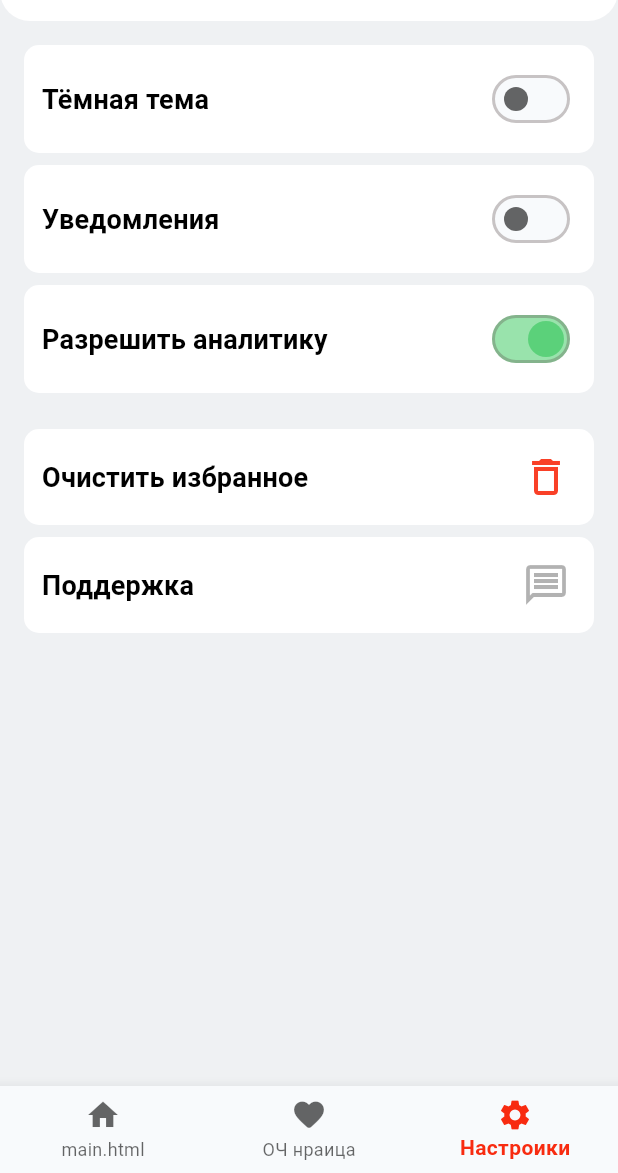
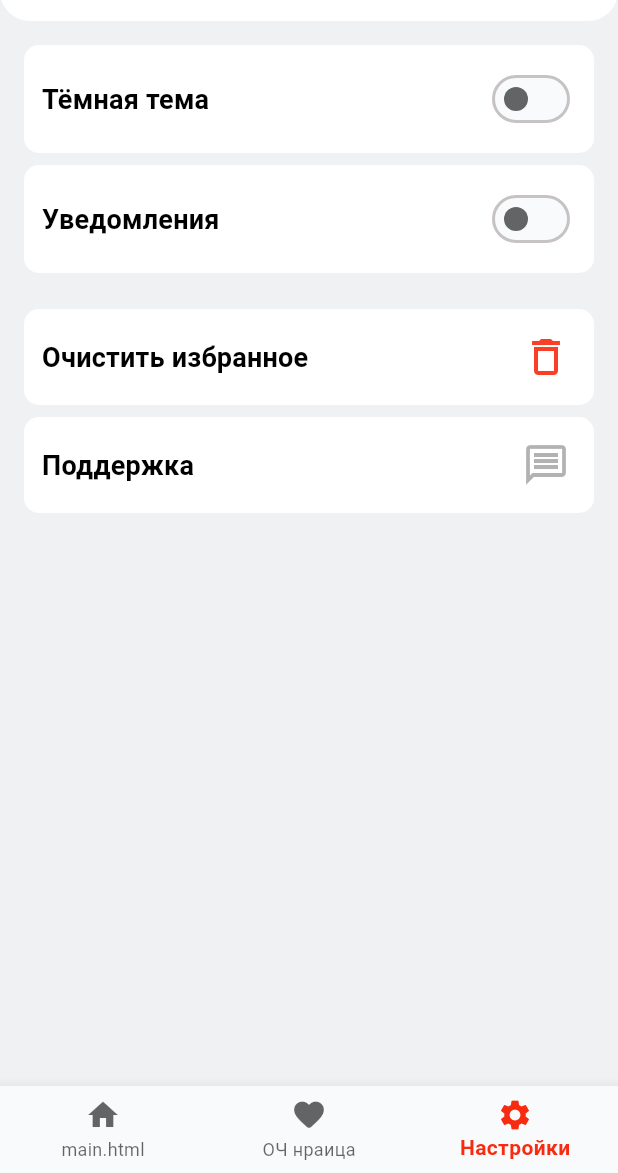
Before and after one commit to renz1k/category_b, a Flutter app: the SettingsScreen screen opened by its route, on a phone screen of 412 x 824 dp, the part 63-1236 px from its top. Run offline on Flutter 3.47's test engine with Material 3 defaults, Android fonts, the phone set to English and light mode, and no system bars; our stand-ins replace auto_route, bloc, dio, equatable, firebase_core, firebase_messaging and 10 more; accounts and stored records are empty; statements that could not run were skipped.

Commit message:
refactor: continue extracting texts and settings ui constants

```diff
--- a/lib/core/services/show_message_service.dart
+++ b/lib/core/services/show_message_service.dart
@@ -1,6 +1,7 @@
 import 'dart:async';
 
 import 'package:category_b/core/constants/app_constants.dart';
+import 'package:category_b/core/texts/app_texts.dart';
 import 'package:category_b/ui/theme/theme.dart';
 import 'package:flutter/cupertino.dart';
 import 'package:flutter/material.dart';
@@ -47,7 +48,7 @@ void showMessage(
               Navigator.of(dialogContext).pop();
             },
             child: const Text(
-              'OK',
+              AppTexts.buttonOk,
               style: TextStyle(color: CupertinoColors.activeBlue),
             ),
           ),
--- a/lib/core/texts/app_texts.dart
+++ b/lib/core/texts/app_texts.dart
@@ -1,5 +1,36 @@
 class AppTexts {
   static const shareCopiedFromApp = 'скопировано из приложения category b';
+
+  static const favoritesTitle = 'Избранное';
+  static const favoritesEmptySearch = 'Ничего не найдено';
+  static const favoritesEmptyList = 'Избранных анекдотов нет';
+  static const searchHint = 'Поиск...';
+
+  static const homeTabTitle = 'main.html';
+  static const favoritesTabTitle = 'ОЧ нраица';
+  static const settingsTabTitle = 'Настройки';
+
+  static const settingsScreenTitle = 'Настройки';
+  static const settingsThemeToggleTitle = 'Тёмная тема';
+  static const settingsNotificationsToggleTitle = 'Уведомления';
+  static const settingsSupportTitle = 'Поддержка';
+  static const settingsClearFavoritesTitle = 'Очистить избранное';
+  static const settingsClearFavoritesSuccess = 'Избранное успешно очищено!';
+  static const settingsClearFavoritesErrorPrefix = 'Ошибка очистки: ';
+  static const settingsSupportText = 'Ответим вам быстро!';
+  static const settingsTelegramText = 'Написать в Telegram';
+  static const settingsEmailText = 'Отправить Email';
+  static const settingsConfirmTitle = 'Вы уверены?';
+  static const settingsConfirmBody = 'Это действие не может быть отменено';
+  static const settingsConfirmYes = 'Да';
+  static const settingsConfirmNo = 'Нет';
+
+  static const generateScreenTitle = 'Anekdots B';
+  static const generateButtonText = 'Рандомный анекдот';
+
+  static const addAnekdotTooltip = 'Добавить свой анекдот';
+  static const addAnekdotSuccess = 'Анекдот добавлен!';
+  static const addAnekdotErrorPrefix = 'Ошибка добавления: ';
 
   static const notificationImportantChannelName = 'Важные уведомления';
   static const notificationImportantChannelDescription =
@@ -20,6 +51,7 @@ class AppTexts {
   static const buttonCancel = 'Отмена';
   static const buttonAdd = 'Добавить';
   static const buttonSave = 'Сохранить';
+  static const buttonOk = 'OK';
   static const messageUpdated = 'Анекдот обновлён!';
   static const messageError = 'Ошибка: ';
 }
--- a/lib/feathures/favorites/widgets/add anekdot buttons/add_anekdot_android_button.dart
+++ b/lib/feathures/favorites/widgets/add anekdot buttons/add_anekdot_android_button.dart
@@ -1,3 +1,4 @@
+import 'package:category_b/core/texts/app_texts.dart';
 import 'package:category_b/feathures/favorites/widgets/add%20anekdot%20buttons/show_add_anekdot_dialog.dart';
 import 'package:flutter/material.dart';
 
@@ -10,7 +11,7 @@ class AddAnekdotAndroidButton extends StatelessWidget {
 
     return FloatingActionButton(
       onPressed: () => showAddAnekdotDialog(context),
-      tooltip: 'Добавить свой анекдот',
+      tooltip: AppTexts.addAnekdotTooltip,
       backgroundColor: theme.primaryColor,
       child: const Icon(Icons.add),
     );
--- a/lib/feathures/generate anekdot/widgets/generate_anekdot_button.dart
+++ b/lib/feathures/generate anekdot/widgets/generate_anekdot_button.dart
@@ -1,3 +1,4 @@
+import 'package:category_b/ui/theme/app_theme_tokens.dart';
 import 'package:flutter/material.dart';
 
 class GenerateAnekdotButton extends StatelessWidget {
@@ -19,7 +20,10 @@ class GenerateAnekdotButton extends StatelessWidget {
       child: Row(
         mainAxisAlignment: MainAxisAlignment.center,
         children: [
-          if (icon != null) ...[Icon(icon, size: 24), const SizedBox(width: 8)],
+          if (icon != null) ...[
+            Icon(icon, size: AppThemeTokens.generateButtonIconSize),
+            const SizedBox(width: AppThemeTokens.generateButtonIconSpacing),
+          ],
           Text(text),
         ],
       ),
--- a/lib/feathures/home/view/home_screen.dart
+++ b/lib/feathures/home/view/home_screen.dart
@@ -1,4 +1,5 @@
 import 'package:auto_route/auto_route.dart';
+import 'package:category_b/core/texts/app_texts.dart';
 import 'package:category_b/router/router.dart';
 import 'package:flutter/material.dart';
 
@@ -25,15 +26,15 @@ class HomeScreen extends StatelessWidget {
             items: const [
               BottomNavigationBarItem(
                 icon: Icon(Icons.home),
-                label: 'main.html',
+                label: AppTexts.homeTabTitle,
               ),
               BottomNavigationBarItem(
                 icon: Icon(Icons.favorite_rounded),
-                label: 'ОЧ нраица',
+                label: AppTexts.favoritesTabTitle,
               ),
               BottomNavigationBarItem(
                 icon: Icon(Icons.settings),
-                label: 'Настроики',
+                label: AppTexts.settingsTabTitle,
               ),
             ],
           ),
--- a/lib/feathures/settings/view/settings_screen.dart
+++ b/lib/feathures/settings/view/settings_screen.dart
@@ -4,6 +4,7 @@ import 'package:auto_route/auto_route.dart';
 import 'package:category_b/app/cubit/notifications/notifications_cubit.dart';
 import 'package:category_b/app/cubit/theme/theme_cubit.dart';
 import 'package:category_b/core/services/show_message_service.dart';
+import 'package:category_b/core/texts/app_texts.dart';
 import 'package:category_b/feathures/favorites/bloc/favorite_anekdots_bloc.dart';
 import 'package:category_b/feathures/settings/widgets/confirmation_dialog.dart';
 import 'package:category_b/feathures/settings/widgets/settings_action__card.dart';
@@ -33,7 +34,7 @@ class SettingsScreen extends StatelessWidget {
             scrolledUnderElevation: 0,
             backgroundColor: theme.cardColor,
             surfaceTintColor: Colors.transparent,
-            title: const Text('Настройки'),
+            title: const Text(AppTexts.settingsScreenTitle),
             centerTitle: true,
             elevation: 0,
           ),
@@ -42,7 +43,7 @@ class SettingsScreen extends StatelessWidget {
 
           SliverToBoxAdapter(
             child: SettingsToggleCard(
-              title: 'Тёмная тема',
+              title: AppTexts.settingsThemeToggleTitle,
               value: isDarkTheme,
               onChanged: (value) => _setThemeBrightness(context, value),
             ),
@@ -50,17 +51,9 @@ class SettingsScreen extends StatelessWidget {
 
           SliverToBoxAdapter(
             child: SettingsToggleCard(
-              title: 'Уведомления',
+              title: AppTexts.settingsNotificationsToggleTitle,
               value: isEnabled,
               onChanged: (value) => _toggleNotifications(context, value),
-            ),
-          ),
-
-          SliverToBoxAdapter(
-            child: SettingsToggleCard(
-              title: 'Разрешить аналитику',
-              value: true,
-              onChanged: (value) {},
             ),
           ),
 
@@ -68,7 +61,7 @@ class SettingsScreen extends StatelessWidget {
 
           SliverToBoxAdapter(
             child: SettingsActionCard(
-              title: 'Очистить избранное',
+              title: AppTexts.settingsClearFavoritesTitle,
               iconData: Icons.delete_outline,
               iconColor: theme.primaryColor.withValues(alpha: 0.9),
               onTap: () => _confirmClearFavorites(context),
@@ -77,7 +70,7 @@ class SettingsScreen extends StatelessWidget {
 
           SliverToBoxAdapter(
             child: SettingsActionCard(
-              title: 'Поддержка',
+              title: AppTexts.settingsSupportTitle,
               iconData: Icons.message_outlined,
               onTap: () => _showSupportSheet(context),
             ),
@@ -144,11 +137,15 @@ Future<void> clearFavorites(BuildContext context) async {
     await completer.future;
 
     if (context.mounted) {
-      showMessage(context, 'Избранное успешно очищено!');
+      showMessage(context, AppTexts.settingsClearFavoritesSuccess);
     }
   } on Object catch (e) {
     if (context.mounted) {
-      showMessage(context, 'Ошибка очистки: $e', isError: true);
+      showMessage(
+        context,
+        '${AppTexts.settingsClearFavoritesErrorPrefix}$e',
+        isError: true,
+      );
     }
   }
 }
--- a/lib/feathures/settings/widgets/settings_action__card.dart
+++ b/lib/feathures/settings/widgets/settings_action__card.dart
@@ -1,3 +1,4 @@
+import 'package:category_b/ui/theme/app_theme_tokens.dart';
 import 'package:category_b/ui/widgets/base_container.dart';
 import 'package:flutter/material.dart';
 
@@ -21,9 +22,11 @@ class SettingsActionCard extends StatelessWidget {
     return GestureDetector(
       onTap: onTap,
       child: Padding(
-        padding: const EdgeInsets.symmetric(horizontal: 16).copyWith(bottom: 8),
+        padding: AppThemeTokens.paddingSymmetricSettingsCard.copyWith(
+          bottom: AppThemeTokens.marginBottomSettingsCard.bottom,
+        ),
         child: BaseContainer(
-          padding: const EdgeInsets.symmetric(vertical: 12, horizontal: 12),
+          padding: AppThemeTokens.paddingSymmetricSettingsCardContent,
           width: double.infinity,
           child: Row(
             mainAxisAlignment: MainAxisAlignment.spaceBetween,
@@ -31,7 +34,7 @@ class SettingsActionCard extends StatelessWidget {
               Text(
                 title,
                 style: theme.textTheme.titleMedium?.copyWith(
-                  fontSize: 18,
+                  fontSize: AppThemeTokens.settingsActionTitleFontSize,
                   color: theme.brightness == Brightness.dark
                       ? Colors.white
                       : Colors.black,
@@ -39,11 +42,11 @@ class SettingsActionCard extends StatelessWidget {
               ),
 
               Padding(
-                padding: const EdgeInsets.all(4),
+                padding: AppThemeTokens.paddingXSmall,
                 child: Icon(
                   iconData,
                   color: iconColor ?? theme.hintColor.withValues(alpha: 0.3),
-                  size: 32,
+                  size: AppThemeTokens.settingsActionIconSize,
                 ),
               ),
             ],
--- a/lib/feathures/settings/widgets/settings_toggle_card.dart
+++ b/lib/feathures/settings/widgets/settings_toggle_card.dart
@@ -1,3 +1,4 @@
+import 'package:category_b/ui/theme/app_theme_tokens.dart';
 import 'package:category_b/ui/theme/theme.dart';
 import 'package:category_b/ui/widgets/base_container.dart';
 import 'package:flutter/cupertino.dart';
@@ -20,9 +21,11 @@ class SettingsToggleCard extends StatelessWidget {
     final theme = Theme.of(context);
 
     return Padding(
-      padding: const EdgeInsets.symmetric(horizontal: 16).copyWith(bottom: 8),
+      padding: AppThemeTokens.paddingSymmetricSettingsCard.copyWith(
+        bottom: AppThemeTokens.marginBottomSettingsCard.bottom,
+      ),
       child: BaseContainer(
-        padding: const EdgeInsets.symmetric(vertical: 12, horizontal: 12),
+        padding: AppThemeTokens.paddingSymmetricSettingsCardContent,
         width: double.infinity,
         child: Row(
           mainAxisAlignment: MainAxisAlignment.spaceBetween,
@@ -30,7 +33,7 @@ class SettingsToggleCard extends StatelessWidget {
             Text(
               title,
               style: theme.textTheme.titleMedium?.copyWith(
-                fontSize: 18,
+                fontSize: AppThemeTokens.settingsActionTitleFontSize,
                 color: theme.brightness == Brightness.dark
                     ? Colors.white
                     : Colors.black,
--- a/lib/ui/theme/app_theme_tokens.dart
+++ b/lib/ui/theme/app_theme_tokens.dart
@@ -23,6 +23,18 @@ class AppThemeTokens {
   // Container Sizes
   static const double cupertinoHandleWidth = 40;
   static const double cupertinoHandleHeight = 3;
+  static const double anekdotListCardHeight = 60;
+  static const double anekdotListCardFontSize = 14;
+  static const double buttonMinimumSize = 44;
+  static const double iconButtonPadding = 8;
+  static const double iconButtonBorderRadius = 12;
+  static const double searchBarBorderRadius = 16;
+  static const double generateButtonIconSize = 24;
+  static const double generateButtonIconSpacing = 8;
+  static const double settingsActionIconSize = 32;
+  static const double settingsActionTitleFontSize = 18;
+  static const double settingsDialogTitleFontSize = 16;
+  static const double settingsDialogBodyFontSize = 16;
 
   // Paddings and Margins
   static const EdgeInsets paddingXSmall = EdgeInsets.all(4);
@@ -33,13 +45,28 @@ class AppThemeTokens {
 
   static const EdgeInsets paddingSymmetricHorizontalSmall =
       EdgeInsets.symmetric(horizontal: 12);
+    static const EdgeInsets paddingSymmetricHorizontalMedium =
+      EdgeInsets.symmetric(horizontal: 20);
+    static const EdgeInsets paddingSymmetricSettingsCard =
+        EdgeInsets.symmetric(horizontal: 16);
   static const EdgeInsets paddingSymmetricButtonHorizontal =
       EdgeInsets.symmetric(horizontal: 32, vertical: 16);
+    static const EdgeInsets paddingSymmetricSettingsCardContent =
+        EdgeInsets.symmetric(horizontal: 12, vertical: 12);
+    static const EdgeInsets paddingSymmetricListCardHorizontal =
+      EdgeInsets.symmetric(horizontal: 16);
+    static const EdgeInsets paddingSymmetricSearchBar =
+      EdgeInsets.symmetric(horizontal: 16, vertical: 8);
 
   static const EdgeInsets marginBottomSmall = EdgeInsets.only(bottom: 8);
   static const EdgeInsets marginBottomMedium = EdgeInsets.only(bottom: 12);
   static const EdgeInsets marginBottomLarge = EdgeInsets.only(bottom: 24);
+    static const EdgeInsets marginBottomListCard = EdgeInsets.only(bottom: 10);
   static const EdgeInsets marginTopLarge = EdgeInsets.only(top: 100);
+    static const EdgeInsets marginBottomSettingsCard = EdgeInsets.only(bottom: 8);
+    static const EdgeInsets paddingTopSupportSheet = EdgeInsets.only(top: 12);
+    static const EdgeInsets paddingSupportSheet = EdgeInsets.all(24);
+    static const EdgeInsets marginTopSupportSheetContent = EdgeInsets.only(top: 8);
 
   // Transparency
   static const double alphaLight = 0.1;
```
Also changed, not shown: lib/feathures/favorites/view/favorite_screen.dart (+4 -3 lines), lib/feathures/favorites/widgets/add anekdot buttons/add_anekdot_cupertino_button.dart (+7 -4 lines), lib/feathures/favorites/widgets/add anekdot buttons/show_add_anekdot_dialog.dart (+7 -2 lines), lib/feathures/favorites/widgets/anekdot_list_card.dart (+11 -5 lines), lib/feathures/favorites/widgets/custom_search_bar.dart (+8 -4 lines), lib/feathures/generate anekdot/view/generate_anekdot_screen.dart (+5 -3 lines), lib/feathures/settings/widgets/confirmation_dialog.dart (+12 -7 lines), lib/feathures/settings/widgets/support_bottom_sheet.dart (+11 -7 lines).
